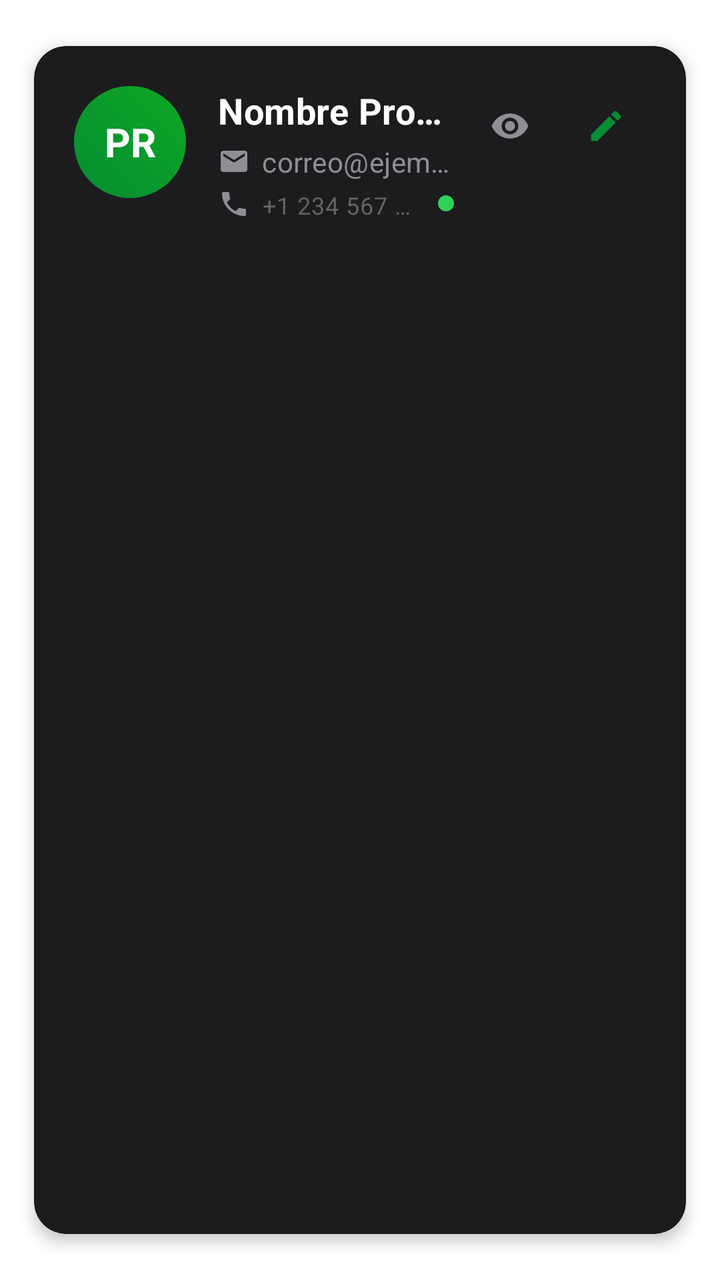
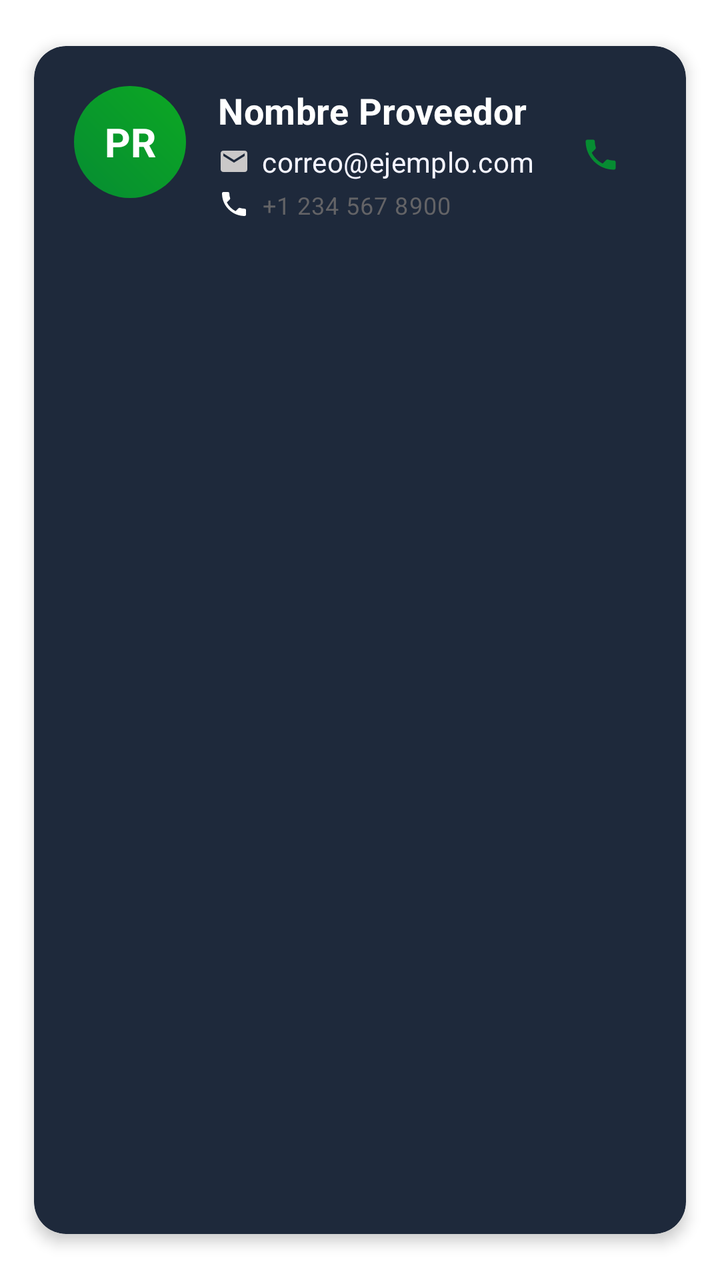

Screens rendered from an Android XML layout before and after an edit, with the pre-edit source and the edit as a unified diff.
<!-- AndroidManifest.xml: application theme Theme.SIAJMobile -->
<!-- res/layout/item_proveedor.xml -->
<?xml version="1.0" encoding="utf-8"?>
<androidx.cardview.widget.CardView xmlns:android="http://schemas.android.com/apk/res/android"
    xmlns:app="http://schemas.android.com/apk/res-auto"
    style="@style/ModernCard"
    android:layout_width="match_parent"
    android:layout_height="wrap_content"
    android:layout_marginHorizontal="8dp"
    android:layout_marginVertical="6dp"
    android:foreground="?android:attr/selectableItemBackground"
    android:clickable="true"
    android:focusable="true"
    app:cardBackgroundColor="@color/card_background"
    app:cardCornerRadius="16dp"
    app:cardElevation="4dp">

    <LinearLayout
        android:layout_width="match_parent"
        android:layout_height="wrap_content"
        android:orientation="horizontal"
        android:padding="20dp">

        
        <FrameLayout
            android:layout_width="56dp"
            android:layout_height="56dp"
            android:layout_marginEnd="16dp">

            <ImageView
                android:id="@+id/proveedorAvatar"
                android:layout_width="match_parent"
                android:layout_height="match_parent"
                android:background="@drawable/avatar_background"
                android:scaleType="centerCrop" />

            <TextView
                android:id="@+id/proveedorIniciales"
                android:layout_width="match_parent"
                android:layout_height="match_parent"
                android:gravity="center"
                android:text="PR"
                android:textColor="@color/icon_tint"
                android:textSize="20sp"
                android:textStyle="bold" />

        </FrameLayout>

        
        <LinearLayout
            android:layout_width="0dp"
            android:layout_height="wrap_content"
            android:layout_weight="1"
            android:orientation="vertical"
            android:gravity="center_vertical">

            <TextView
                android:id="@+id/proveedorNombre"
                style="@style/BodyText"
                android:layout_width="match_parent"
                android:layout_height="wrap_content"
                android:text="Nombre Proveedor"
                android:textStyle="bold"
                android:textSize="18sp"
                android:maxLines="1"
                android:ellipsize="end"
                android:layout_marginBottom="4dp" />

            <LinearLayout
                android:layout_width="match_parent"
                android:layout_height="wrap_content"
                android:orientation="horizontal"
                android:gravity="center_vertical"
                android:layout_marginBottom="4dp">

                <ImageView
                    android:layout_width="16dp"
                    android:layout_height="16dp"
                    android:src="@drawable/ic_email"
                    android:tint="@color/icon_secondary"
                    android:layout_marginEnd="6dp" />

                <TextView
                    android:id="@+id/proveedorEmail"
                    style="@style/SubtitleText"
                    android:layout_width="0dp"
                    android:layout_height="wrap_content"
                    android:layout_weight="1"
                    android:text="correo@ejemplo.com"
                    android:textSize="14sp"
                    android:maxLines="1"
                    android:ellipsize="end" />

            </LinearLayout>

            
            <LinearLayout
                android:layout_width="match_parent"
                android:layout_height="15dp"
                android:gravity="center_vertical"
                android:orientation="horizontal">

                <ImageView
                    android:layout_width="16dp"
                    android:layout_height="16dp"
                    android:layout_marginEnd="6dp"
                    android:src="@drawable/ic_phone"
                    android:tint="@color/icon_secondary" />

                <TextView
                    android:id="@+id/proveedorTelefono"
                    style="@style/CaptionText"
                    android:layout_width="0dp"
                    android:layout_height="wrap_content"
                    android:layout_weight="1"
                    android:ellipsize="end"
                    android:maxLines="1"
                    android:text="+1 234 567 8900"
                    android:textSize="12sp" />

                <View
                    android:id="@+id/proveedorEstado"
                    android:layout_width="8dp"
                    android:layout_height="8dp"
                    android:layout_marginStart="12dp"
                    android:background="@drawable/status_indicator"
                    android:backgroundTint="@color/status_success" />

            </LinearLayout>

        </LinearLayout>

        
        <LinearLayout
            android:layout_width="wrap_content"
            android:layout_height="wrap_content"
            android:orientation="horizontal"
            android:gravity="center_vertical"
            android:layout_marginStart="8dp">

            <com.google.android.material.button.MaterialButton
                android:id="@+id/btnVerProveedor"
                style="@style/TertiaryButton"
                android:layout_width="40dp"
                android:layout_height="40dp"
                android:insetLeft="0dp"
                android:insetTop="0dp"
                android:insetRight="0dp"
                android:insetBottom="0dp"
                app:icon="@drawable/ic_visibility"
                app:iconGravity="textStart"
                app:iconPadding="0dp"
                app:iconSize="20dp"
                app:iconTint="@color/icon_secondary"
                app:cornerRadius="12dp"
                android:layout_marginEnd="8dp" />

            <com.google.android.material.button.MaterialButton
                android:id="@+id/btnEditarProveedor"
                style="@style/TertiaryButton"
                android:layout_width="40dp"
                android:layout_height="40dp"
                android:insetLeft="0dp"
                android:insetTop="0dp"
                android:insetRight="0dp"
                android:insetBottom="0dp"
                app:icon="@drawable/ic_edit"
                app:iconGravity="textStart"
                app:iconPadding="0dp"
                app:iconSize="20dp"
                app:iconTint="@color/accent_primary"
                app:cornerRadius="12dp" />

        </LinearLayout>

    </LinearLayout>

</androidx.cardview.widget.CardView>
<!-- resources referenced by this layout -->
<resources>
  <color name="accent_primary">#068C32</color>
  <color name="card_background">#1C1C1E</color>
  <color name="icon_secondary">#8E8E93</color>
  <color name="icon_tint">#FFFFFF</color>
  <color name="status_success">#30D158</color>
  <!-- drawable avatar_background (drawable) -->
  <?xml version="1.0" encoding="utf-8"?>
  <shape xmlns:android="http://schemas.android.com/apk/res/android"
      android:shape="oval">
      <gradient
          android:angle="45"
          android:startColor="@color/accent_gradient_start"
          android:endColor="@color/accent_gradient_end"
          android:type="linear" />
  </shape>
  <!-- drawable ic_edit (drawable) -->
  <?xml version="1.0" encoding="utf-8"?>
  <vector xmlns:android="http://schemas.android.com/apk/res/android"
      android:width="18dp"
      android:height="18dp"
      android:viewportWidth="24"
      android:viewportHeight="24">
      <path
          android:fillColor="@color/text_secondary"
          android:pathData="M3,17.25V21h3.75L17.81,9.94l-3.75,-3.75L3,17.25zM20.71,7.04c0.39,-0.39 0.39,-1.02 0,-1.41l-2.34,-2.34c-0.39,-0.39 -1.02,-0.39 -1.41,0l-1.83,1.83 3.75,3.75 1.83,-1.83z" />
  </vector>
  <!-- drawable ic_visibility (drawable) -->
  <vector xmlns:android="http://schemas.android.com/apk/res/android" android:height="24dp" android:tint="#000000" android:viewportHeight="24" android:viewportWidth="24" android:width="24dp">
        
      <path android:fillColor="@android:color/white" android:pathData="M12,4.5C7,4.5 2.73,7.61 1,12c1.73,4.39 6,7.5 11,7.5s9.27,-3.11 11,-7.5c-1.73,-4.39 -6,-7.5 -11,-7.5zM12,17c-2.76,0 -5,-2.24 -5,-5s2.24,-5 5,-5 5,2.24 5,5 -2.24,5 -5,5zM12,9c-1.66,0 -3,1.34 -3,3s1.34,3 3,3 3,-1.34 3,-3 -1.34,-3 -3,-3z"/>
      
  </vector>
  <!-- drawable status_indicator (drawable) -->
  <?xml version="1.0" encoding="utf-8"?>
  <shape xmlns:android="http://schemas.android.com/apk/res/android"
      android:shape="oval">
      <solid android:color="@color/status_success" />
  </shape>
  <style name="BodyText">
          <item name="android:textColor">@color/text_primary</item>
          <item name="android:textSize">16sp</item>
          <item name="android:textStyle">normal</item>
          <item name="android:letterSpacing">0.01</item>
          <item name="android:lineSpacingExtra">2dp</item>
      </style>
  <style name="CaptionText">
          <item name="android:textColor">@color/text_tertiary</item>
          <item name="android:textSize">12sp</item>
          <item name="android:textStyle">normal</item>
          <item name="android:letterSpacing">0.03</item>
      </style>
  <style name="SubtitleText">
          <item name="android:textColor">@color/text_secondary</item>
          <item name="android:textSize">16sp</item>
          <item name="android:textStyle">normal</item>
          <item name="android:letterSpacing">0.01</item>
          <item name="android:lineSpacingExtra">2dp</item>
      </style>
  <style name="Theme.SIAJMobile" parent="Base.Theme.SIAJMobile" />
  <color name="accent_gradient_start">#068C32</color>
  <color name="accent_gradient_end">#0CA823</color>
  <color name="text_secondary">#8E8E93</color>
  <color name="text_hint">#48484A</color>
  <color name="text_primary">#FFFFFF</color>
  <color name="text_tertiary">#636366</color>
  <color name="ripple_secondary">#332C2C2E</color>
  <color name="ripple_primary">#33007AFF</color>
  <color name="accent_secondary">#0CA823</color>
  <style name="CustomAlertDialog" parent="Theme.MaterialComponents.Dialog.Alert">
          <item name="backgroundTint">@color/card_background</item>
          <item name="android:textColorPrimary">@color/text_primary</item>
          <item name="android:textColorSecondary">@color/text_secondary</item>
          <item name="android:buttonBarPositiveButtonStyle">@style/CustomDialogButton</item>
      </style>
  <style name="CustomDialogButton" parent="Widget.MaterialComponents.Button.TextButton.Dialog">
          <item name="android:textColor">@color/accent_primary</item>
      </style>
  <!-- unchanged entries left out for length: 5 -->
</resources>

<!-- the commit's change to res/layout/item_proveedor.xml (unified diff, before → after) -->
@@ -75,7 +75,6 @@
                     android:layout_width="16dp"
                     android:layout_height="16dp"
                     android:src="@drawable/ic_email"
-                    android:tint="@color/icon_secondary"
                     android:layout_marginEnd="6dp" />
 
                 <TextView
@@ -103,7 +102,7 @@
                     android:layout_height="16dp"
                     android:layout_marginEnd="6dp"
                     android:src="@drawable/ic_phone"
-                    android:tint="@color/icon_secondary" />
+                  />
 
                 <TextView
                     android:id="@+id/proveedorTelefono"
@@ -116,19 +115,13 @@
                     android:text="+1 234 567 8900"
                     android:textSize="12sp" />
 
-                <View
-                    android:id="@+id/proveedorEstado"
-                    android:layout_width="8dp"
-                    android:layout_height="8dp"
-                    android:layout_marginStart="12dp"
-                    android:background="@drawable/status_indicator"
-                    android:backgroundTint="@color/status_success" />
+
 
             </LinearLayout>
 
         </LinearLayout>
 
-        
+
         <LinearLayout
             android:layout_width="wrap_content"
             android:layout_height="wrap_content"
@@ -137,37 +130,20 @@
             android:layout_marginStart="8dp">
 
             <com.google.android.material.button.MaterialButton
-                android:id="@+id/btnVerProveedor"
+                android:id="@+id/btnLlamarProveedor"
                 style="@style/TertiaryButton"
-                android:layout_width="40dp"
-                android:layout_height="40dp"
+                android:layout_width="45dp"
+                android:layout_height="69dp"
                 android:insetLeft="0dp"
                 android:insetTop="0dp"
                 android:insetRight="0dp"
                 android:insetBottom="0dp"
-                app:icon="@drawable/ic_visibility"
+                app:cornerRadius="12dp"
+                app:icon="@drawable/ic_phone"
                 app:iconGravity="textStart"
                 app:iconPadding="0dp"
                 app:iconSize="20dp"
-                app:iconTint="@color/icon_secondary"
-                app:cornerRadius="12dp"
-                android:layout_marginEnd="8dp" />
-
-            <com.google.android.material.button.MaterialButton
-                android:id="@+id/btnEditarProveedor"
-                style="@style/TertiaryButton"
-                android:layout_width="40dp"
-                android:layout_height="40dp"
-                android:insetLeft="0dp"
-                android:insetTop="0dp"
-                android:insetRight="0dp"
-                android:insetBottom="0dp"
-                app:icon="@drawable/ic_edit"
-                app:iconGravity="textStart"
-                app:iconPadding="0dp"
-                app:iconSize="20dp"
-                app:iconTint="@color/accent_primary"
-                app:cornerRadius="12dp" />
+                app:iconTint="@color/accent_primary" />
 
         </LinearLayout>
 
<!-- resource entries referenced after the edit -->
@@ -1,10 +1,8 @@
 <!-- resources referenced by this layout -->
 <resources>
   <color name="accent_primary">#068C32</color>
-  <color name="card_background">#1C1C1E</color>
-  <color name="icon_secondary">#8E8E93</color>
+  <color name="card_background">#1e293b</color>
   <color name="icon_tint">#FFFFFF</color>
-  <color name="status_success">#30D158</color>
   <!-- drawable avatar_background (drawable) -->
   <?xml version="1.0" encoding="utf-8"?>
   <shape xmlns:android="http://schemas.android.com/apk/res/android"
@@ -14,29 +12,6 @@
           android:startColor="@color/accent_gradient_start"
           android:endColor="@color/accent_gradient_end"
           android:type="linear" />
-  </shape>
-  <!-- drawable ic_edit (drawable) -->
-  <?xml version="1.0" encoding="utf-8"?>
-  <vector xmlns:android="http://schemas.android.com/apk/res/android"
-      android:width="18dp"
-      android:height="18dp"
-      android:viewportWidth="24"
-      android:viewportHeight="24">
-      <path
-          android:fillColor="@color/text_secondary"
-          android:pathData="M3,17.25V21h3.75L17.81,9.94l-3.75,-3.75L3,17.25zM20.71,7.04c0.39,-0.39 0.39,-1.02 0,-1.41l-2.34,-2.34c-0.39,-0.39 -1.02,-0.39 -1.41,0l-1.83,1.83 3.75,3.75 1.83,-1.83z" />
-  </vector>
-  <!-- drawable ic_visibility (drawable) -->
-  <vector xmlns:android="http://schemas.android.com/apk/res/android" android:height="24dp" android:tint="#000000" android:viewportHeight="24" android:viewportWidth="24" android:width="24dp">
-        
-      <path android:fillColor="@android:color/white" android:pathData="M12,4.5C7,4.5 2.73,7.61 1,12c1.73,4.39 6,7.5 11,7.5s9.27,-3.11 11,-7.5c-1.73,-4.39 -6,-7.5 -11,-7.5zM12,17c-2.76,0 -5,-2.24 -5,-5s2.24,-5 5,-5 5,2.24 5,5 -2.24,5 -5,5zM12,9c-1.66,0 -3,1.34 -3,3s1.34,3 3,3 3,-1.34 3,-3 -1.34,-3 -3,-3z"/>
-      
-  </vector>
-  <!-- drawable status_indicator (drawable) -->
-  <?xml version="1.0" encoding="utf-8"?>
-  <shape xmlns:android="http://schemas.android.com/apk/res/android"
-      android:shape="oval">
-      <solid android:color="@color/status_success" />
   </shape>
   <style name="BodyText">
           <item name="android:textColor">@color/text_primary</item>
@@ -52,7 +27,7 @@
           <item name="android:letterSpacing">0.03</item>
       </style>
   <style name="SubtitleText">
-          <item name="android:textColor">@color/text_secondary</item>
+          <item name="android:textColor">#F4F4FF</item>
           <item name="android:textSize">16sp</item>
           <item name="android:textStyle">normal</item>
           <item name="android:letterSpacing">0.01</item>
@@ -62,7 +37,7 @@
   <color name="accent_gradient_start">#068C32</color>
   <color name="accent_gradient_end">#0CA823</color>
   <color name="text_secondary">#8E8E93</color>
-  <color name="text_hint">#48484A</color>
+  <color name="text_hint">#CAC8C8</color>
   <color name="text_primary">#FFFFFF</color>
   <color name="text_tertiary">#636366</color>
   <color name="ripple_secondary">#332C2C2E</color>
